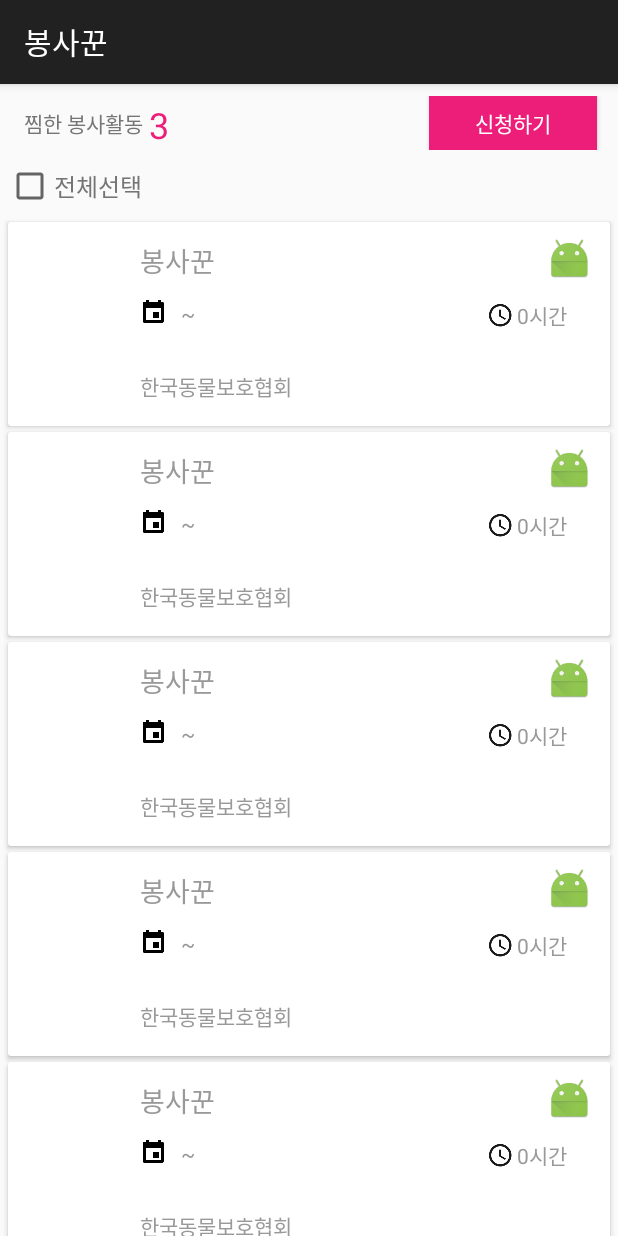
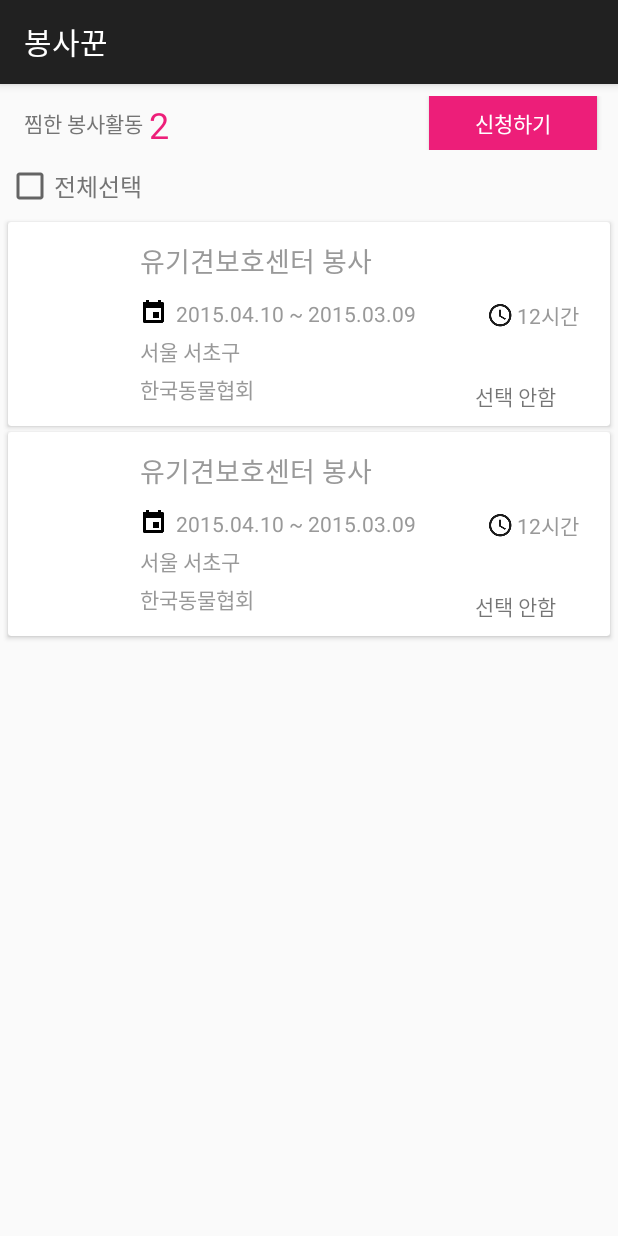
Before and after one commit to opklnm102/Bongsaggun, an Android app: the fragment ZzimFragment shown on its own in the app's theme, on a phone screen of 412 x 824 dp. Run offline under Robolectric (Android 15) with nearby library versions, the phone set to English and light mode, and no system bars; our stand-ins replace ButterKnife.

Commit message:
#4 modify ZzimFragment, ZzimAdapter apply design HomeFragment, ZzimFragment

```diff
--- a/Bongsaggun/app/src/main/java/io/j2ffrey_2/bongsaggun/CalendarFragment.java
+++ b/Bongsaggun/app/src/main/java/io/j2ffrey_2/bongsaggun/CalendarFragment.java
@@ -95,6 +95,8 @@ public class CalendarFragment extends Fragment {
         mCalendarAdapter = new CalendarAdapter(getActivity(), mHeaderDisplay);
         mViews.setAdapter(mCalendarAdapter);
 
+        tvCalendarTitle.setText(currYear.toString() + "년 " + currMonth.toString() + "월");
+
         tvCalendarBefore.setOnClickListener(new View.OnClickListener() {
             @Override
             public void onClick(View v) {
--- a/Bongsaggun/app/src/main/java/io/j2ffrey_2/bongsaggun/NetworkManager.java
+++ b/Bongsaggun/app/src/main/java/io/j2ffrey_2/bongsaggun/NetworkManager.java
@@ -33,7 +33,7 @@ public class NetworkManager {
     /**
      * Restful api
      **/
-    private String endPoint = "https://bongsaggun-spb829.c9users.io";
+    private String endPoint = "http://bongsaloadbalancer-882197660.ap-northeast-1.elb.amazonaws.com";
     private String format = "json";
     private String apiVoluntary = "filter";
     private String apiSchool = "school";
--- a/Bongsaggun/app/src/main/java/io/j2ffrey_2/bongsaggun/ZzimFragment.java
+++ b/Bongsaggun/app/src/main/java/io/j2ffrey_2/bongsaggun/ZzimFragment.java
@@ -1,32 +1,40 @@
 package io.j2ffrey_2.bongsaggun;
 
-import android.app.Activity;
+import android.os.Bundle;
 import android.support.v4.app.Fragment;
-import android.net.Uri;
-import android.os.Bundle;
-import android.content.Intent;
-import android.net.Uri;
-import android.os.Bundle;
-import android.support.design.widget.FloatingActionButton;
-import android.support.v4.app.Fragment;
-import java.util.ArrayList;
-import java.util.List;
 import android.support.v7.widget.LinearLayoutManager;
 import android.support.v7.widget.RecyclerView;
 import android.util.Log;
 import android.view.LayoutInflater;
 import android.view.View;
 import android.view.ViewGroup;
+import android.widget.Button;
+import android.widget.CheckBox;
+import android.widget.CompoundButton;
+import android.widget.TextView;
+
+import java.util.ArrayList;
+import java.util.List;
 
 import butterknife.Bind;
 import butterknife.ButterKnife;
 
-public class ZzimFragment extends Fragment {
+public class ZzimFragment extends Fragment implements ZzimListAdapter.selectedAllCallback {
 
     public static final String TAG = "ZzimFragment";
 
-    private RecyclerView recyclerView;
-    private ZzimListAdapter adapter;
+    @Bind(R.id.textView_zzim_total_num)
+    TextView tvZzimTotalNum;
+    @Bind(R.id.button_zzim_application)
+    Button btnZZimApplication;
+    @Bind(R.id.checkbox_zzim_all)
+    CheckBox cbZzimAll;
+    @Bind(R.id.recyclerView_zzim)
+    RecyclerView rvZzim;
+
+    ZzimListAdapter adapter;
+
+
 
     public static ZzimFragment newInstance() {
         ZzimFragment fragment = new ZzimFragment();
@@ -39,13 +47,19 @@ public class ZzimFragment extends Fragment {
     }
 
     //getdata
-    public static List<ZzimListItem> getData(){
+    public static List<ZzimListItem> getData() {
         List<ZzimListItem> data = new ArrayList<>();
         Log.i("MyActivity", "MyClass.getView() — get item number ");
 
-        for (int i=0; i<20; i++){
+        for (int i = 0; i < 2; i++) {
             ZzimListItem current = new ZzimListItem();
-            current.title = "봉사꾼";
+            current.setTitle("유기견보호센터 봉사");
+            current.setSelected(false);
+            current.setVoluntaryLocation("서울 서초구");
+            current.setVoluntaryOragination("한국동물협회");
+            current.setVoluntaryPeriodEnd("2015.03.09");
+            current.setVoluntaryPeriodStart("2015.04.10");
+            current.setVoluntaryTime(12);
 
             data.add(current);
         }
@@ -59,16 +73,33 @@ public class ZzimFragment extends Fragment {
         setRetainInstance(true);
     }
 
-
     @Override
     public View onCreateView(LayoutInflater inflater, ViewGroup container, Bundle savedInstanceState) {
         View view = inflater.inflate(R.layout.fragment_zzim, container, false);
 
-        recyclerView = (RecyclerView) view.findViewById(R.id.zzim_drawer_list);
+        ButterKnife.bind(this, view);
 
-        adapter = new ZzimListAdapter(getActivity(), getData());
-        recyclerView.setAdapter(adapter);
-        recyclerView.setLayoutManager(new LinearLayoutManager(getActivity()));
+
+        adapter = new ZzimListAdapter(getActivity(), this, getData());
+        rvZzim.setAdapter(adapter);
+        rvZzim.setLayoutManager(new LinearLayoutManager(getActivity()));
+
+        tvZzimTotalNum.setText(String.valueOf(adapter.getItemCount()));
+
+        btnZZimApplication.setOnClickListener(new View.OnClickListener() {
+            @Override
+            public void onClick(View view) {
+                //Todo: api 연결
+
+            }
+        });
+
+        cbZzimAll.setOnCheckedChangeListener(new CompoundButton.OnCheckedChangeListener() {
+            @Override
+            public void onCheckedChanged(CompoundButton compoundButton, boolean b) {
+                adapter.allSelectedZzim(b);
+            }
+        });
 
         return view;
     }
@@ -77,4 +108,10 @@ public class ZzimFragment extends Fragment {
     public void onViewCreated(View view, Bundle savedInstanceState) {
         super.onViewCreated(view, savedInstanceState);
     }
+
+    @Override
+    public void onSelectedAll(boolean selected) {
+        Log.e(TAG, " onSelectedAll" + selected);
+        cbZzimAll.setChecked(selected);
+    }
 }
--- a/Bongsaggun/app/src/main/java/io/j2ffrey_2/bongsaggun/ZzimListAdapter.java
+++ b/Bongsaggun/app/src/main/java/io/j2ffrey_2/bongsaggun/ZzimListAdapter.java
@@ -2,11 +2,14 @@ package io.j2ffrey_2.bongsaggun;
 
 
 import android.content.Context;
+import android.support.v4.app.Fragment;
 import android.support.v7.widget.RecyclerView;
+import android.util.Log;
 import android.view.LayoutInflater;
 import android.view.View;
 import android.view.ViewGroup;
 import android.widget.ImageView;
+import android.widget.RelativeLayout;
 import android.widget.TextView;
 
 import java.util.Collections;
@@ -18,45 +21,26 @@ import butterknife.ButterKnife;
 /**
  * Created by andasom on 2015-10-15.
  */
-public class ZzimListAdapter extends RecyclerView.Adapter<ZzimListAdapter.MyViewHolder> {
+public class ZzimListAdapter extends RecyclerView.Adapter<ZzimListAdapter.ZzimListViewHolder> {
 
     public static final String TAG = ZzimListAdapter.class.getSimpleName();
 
+    public interface selectedAllCallback {
+        void onSelectedAll(boolean selected);
+    }
+
     private Context mContext;
-    private LayoutInflater inflater;
+
+    ZzimListViewHolder zzimListViewHolder;
 
     List<ZzimListItem> mDataset = Collections.emptyList();
 
-    public ZzimListAdapter(Context context, List<ZzimListItem> data) {
+    private selectedAllCallback mSelectedAllCallback;
+
+    public ZzimListAdapter(Context context, Fragment fragment, List<ZzimListItem> data) {
         mContext = context;
-        inflater = LayoutInflater.from(context);
         mDataset = data;
-    }
-
-    // Create new views (invoked by the layout manager)
-    @Override
-    public MyViewHolder onCreateViewHolder(ViewGroup parent, int viewType) {
-        View view = inflater.inflate(R.layout.item_zzimlist, parent, false);
-
-        return new MyViewHolder(view);
-    }
-
-    public void onBindViewHolder(MyViewHolder holder, int position) {
-
-       ZzimListItem current = mDataset.get(position);  //get current item
-
-        holder.tvTitle.setText(current.getTitle());
-        holder.ivSumnail.setImageResource(current.getImgSumnail());
-        holder.tvDday.setText("D-" + current.getdDay());
-        holder.tvVoluntaryPeriodStart.setText(current.getVoluntaryPeriodStart());
-        holder.tvVoluntaryPeriodEnd.setText(current.getVoluntaryPeriodEnd());
-        holder.tvVoluntaryWorkLocation.setText(current.getVoluntaryLocation());
-        holder.tvVoluntaryWorkLocation.setText(current.getVoluntaryOragination());
-        holder.tvVoluntaryWorkTime.setText(current.getVoluntaryTime() + "시간");
-
-
-
-
+        mSelectedAllCallback = (selectedAllCallback)fragment;
     }
 
     // Return the size of your dataset (invoked by the layout manager)
@@ -64,14 +48,79 @@ public class ZzimListAdapter extends RecyclerView.Adapter<ZzimListAdapter.MyView
         return mDataset.size();
     }
 
-    public static class MyViewHolder extends RecyclerView.ViewHolder {
+    // Create new views (invoked by the layout manager)
+    @Override
+    public ZzimListViewHolder onCreateViewHolder(ViewGroup parent, int viewType) {
+        View view = LayoutInflater.from(mContext).inflate(R.layout.item_zzimlist, parent, false);
 
+        zzimListViewHolder = new ZzimListViewHolder(view);
+
+        return zzimListViewHolder;
+    }
+
+    public void onBindViewHolder(ZzimListViewHolder holder, final int position) {
+
+        final ZzimListItem current = mDataset.get(position);  //get current item
+
+        holder.ivSumnail.setImageResource(current.getImgSumnail());
+        holder.tvTitle.setText(current.getTitle());
+        holder.tvVoluntaryPeriodStart.setText(current.getVoluntaryPeriodStart());
+        holder.tvVoluntaryPeriodEnd.setText(current.getVoluntaryPeriodEnd());
+        holder.tvVoluntaryWorkLocation.setText(current.getVoluntaryLocation());
+        holder.tvVoluntaryWorkOrganization.setText(current.getVoluntaryOragination());
+        holder.tvVoluntaryWorkTime.setText(current.getVoluntaryTime() + "시간");
+
+        if (current.isSelected()) {
+            holder.ivZzimSelected.setImageResource(R.drawable.ic_check_teal_24dp);
+            holder.tvZzimSelected.setText(R.string.zzim_checkin);
+        } else {
+            holder.ivZzimSelected.setImageResource(R.drawable.ic_check_white_24dp);
+            holder.tvZzimSelected.setText(R.string.zzim_checkout);
+        }
+        holder.ivZzimCancel.setOnClickListener(new View.OnClickListener() {
+            @Override
+            public void onClick(View view) {
+                //Todo: Zzim remove api 연결
+
+                mDataset.remove(position);
+                notifyDataSetChanged();
+            }
+        });
+
+        holder.layoutZzimSelected.setOnClickListener(new View.OnClickListener() {
+            @Override
+            public void onClick(View view) {
+                //Todo: 하나라도 체크 해제되면 Fragment에 콜백으로 check box 해제시키기
+                current.setSelected(!current.isSelected());
+                Log.e(TAG, " layoutZzimSelected" + isAllSelected());
+                mSelectedAllCallback.onSelectedAll(isAllSelected());
+
+                notifyDataSetChanged();
+            }
+        });
+    }
+
+    boolean isAllSelected() {
+        for (int i = 0; i < mDataset.size(); i++) {
+            if (mDataset.get(i).isSelected() == false)
+                return false;
+        }
+        return true;
+    }
+
+    void allSelectedZzim(boolean selected) {
+        for (int i = 0; i < mDataset.size(); i++) {
+            mDataset.get(i).setSelected(selected);
+        }
+        notifyDataSetChanged();
+    }
+
+    public static class ZzimListViewHolder extends RecyclerView.ViewHolder {
+
+        @Bind(R.id.imageView_sumnail)
+        ImageView ivSumnail;
         @Bind(R.id.textVIew_title)
         TextView tvTitle;
-        @Bind(R.id.imageView_sumnail)
-        ImageView ivSumnail;
-        @Bind(R.id.textView_Dday)
-        TextView tvDday;
         @Bind(R.id.textView_voluntaryPeriod_start)
         TextView tvVoluntaryPeriodStart;
         @Bind(R.id.textView_voluntaryPeriod_end)
@@ -84,13 +133,18 @@ public class ZzimListAdapter extends RecyclerView.Adapter<ZzimListAdapter.MyView
         TextView tvVoluntaryWorkTime;
         @Bind(R.id.imageView_cancel_zzim)
         ImageView ivZzimCancel;
+        @Bind(R.id.layout_check)
+        RelativeLayout layoutZzimSelected;
+        @Bind(R.id.textView_check)
+        TextView tvZzimSelected;
+        @Bind(R.id.imageView_check)
+        ImageView ivZzimSelected;
 
         View mView;
 
-        public MyViewHolder(View itemView) {
+        public ZzimListViewHolder(View itemView) {
             super(itemView);
             mView = itemView;
-
             ButterKnife.bind(this, mView);
         }
     }
--- a/Bongsaggun/app/src/main/java/io/j2ffrey_2/bongsaggun/ZzimListItem.java
+++ b/Bongsaggun/app/src/main/java/io/j2ffrey_2/bongsaggun/ZzimListItem.java
@@ -5,44 +5,42 @@ package io.j2ffrey_2.bongsaggun;
  */
 public class ZzimListItem {
 
-    Integer imgSumnail;
+    int imgSumnail;
     String title;
-    Integer dDay;
     String voluntaryPeriodStart;
     String voluntaryPeriodEnd;
     String voluntaryLocation;
     String voluntaryOragination;
-    Integer voluntaryTime;
+    int voluntaryTime;
+    boolean selected;
 
     public ZzimListItem() {
         this.imgSumnail = 0;
         this.title = "";
-        this.dDay = 0;
         this.voluntaryPeriodStart = "";
         this.voluntaryPeriodEnd = "";
         this.voluntaryLocation = "";
         this.voluntaryOragination = "";
         this.voluntaryTime = 0;
+        this.selected = false;
     }
 
-    public ZzimListItem(Integer imgSumnail, String title, Integer dDay, String voluntaryPeriodStart, String voluntaryPeriodEnd, String voluntaryLocation, String voluntaryOragination, Integer voluntaryTime) {
+    public ZzimListItem(int imgSumnail, String title, String voluntaryPeriodStart, String voluntaryPeriodEnd, String voluntaryLocation, String voluntaryOragination, int voluntaryTime, boolean selected) {
         this.imgSumnail = imgSumnail;
         this.title = title;
-        this.dDay = dDay;
         this.voluntaryPeriodStart = voluntaryPeriodStart;
         this.voluntaryPeriodEnd = voluntaryPeriodEnd;
         this.voluntaryLocation = voluntaryLocation;
         this.voluntaryOragination = voluntaryOragination;
         this.voluntaryTime = voluntaryTime;
+        this.selected = selected;
     }
 
-
-
-    public Integer getImgSumnail() {
+    public int getImgSumnail() {
         return imgSumnail;
     }
 
-    public void setImgSumnail(Integer imgSumnail) {
+    public void setImgSumnail(int imgSumnail) {
         this.imgSumnail = imgSumnail;
     }
 
@@ -52,14 +50,6 @@ public class ZzimListItem {
 
     public void setTitle(String title) {
         this.title = title;
-    }
-
-    public Integer getdDay() {
-        return dDay;
-    }
-
-    public void setdDay(Integer dDay) {
-        this.dDay = dDay;
     }
 
     public String getVoluntaryPeriodStart() {
@@ -94,13 +84,19 @@ public class ZzimListItem {
         this.voluntaryOragination = voluntaryOragination;
     }
 
-    public Integer getVoluntaryTime() {
+    public int getVoluntaryTime() {
         return voluntaryTime;
     }
 
-    public void setVoluntaryTime(Integer voluntaryTime) {
+    public void setVoluntaryTime(int voluntaryTime) {
         this.voluntaryTime = voluntaryTime;
     }
 
+    public boolean isSelected() {
+        return selected;
+    }
 
+    public void setSelected(boolean selected) {
+        this.selected = selected;
+    }
 }
--- a/Bongsaggun/app/src/main/java/io/j2ffrey_2/bongsaggun/homelist/HomeFragment.java
+++ b/Bongsaggun/app/src/main/java/io/j2ffrey_2/bongsaggun/homelist/HomeFragment.java
@@ -60,6 +60,7 @@ public class HomeFragment extends Fragment {
     @Override
     public void onCreate(Bundle savedInstanceState) {
         super.onCreate(savedInstanceState);
+        setRetainInstance(true);
     }
 
     @Override
--- a/Bongsaggun/app/src/main/res/layout/fragment_calendar.xml
+++ b/Bongsaggun/app/src/main/res/layout/fragment_calendar.xml
@@ -22,14 +22,14 @@
             <ImageView
                 android:layout_toLeftOf="@id/textView_calendar_title"
                 android:id="@+id/imageView_calendar_before"
-                android:src="@mipmap/ic_launcher"
+                android:src="@drawable/ic_calendar_previous"
                 android:layout_width="30dp"
                 android:layout_height="30dp"/>
 
             <ImageView
                 android:layout_toRightOf="@id/textView_calendar_title"
                 android:id="@+id/imageView_calendar_after"
-                android:src="@mipmap/ic_launcher"
+                android:src="@drawable/ic_calendar_next"
                 android:layout_width="30dp"
                 android:layout_height="30dp"/>
         </RelativeLayout>
--- a/Bongsaggun/app/src/main/res/layout/fragment_zzim.xml
+++ b/Bongsaggun/app/src/main/res/layout/fragment_zzim.xml
@@ -18,7 +18,7 @@
             android:layout_height="wrap_content"
             android:layout_centerVertical="true"
             android:layout_marginLeft="12dp"
-            android:text="찜한 봉사활동"
+            android:text="@string/zzim_voluntary"
             android:textColor="#757575"
             android:textSize="14sp"/>
 
@@ -52,7 +52,7 @@
         android:layout_width="match_parent"
         android:layout_height="wrap_content"
         android:layout_below="@id/zzim_header"
-        android:text="전체선택"
+        android:text="@string/zzim_check_all"
         android:layout_margin="4dp"
         android:textColor="#757575"
         android:textSize="16sp"/>
@@ -61,12 +61,12 @@
     <!--android:id="@+id/zzim_check_all_text"-->
     <!--android:layout_width="wrap_content"-->
     <!--android:layout_height="wrap_content"-->
-    <!--android:text="전체선택"-->
+    <!--android:text="@string/zzim_check_all"-->
     <!--android:textColor="#757575"-->
     <!--android:textSize="16dp"/>-->
 
     <android.support.v7.widget.RecyclerView
-        android:id="@+id/zzim_drawer_list"
+        android:id="@+id/recyclerView_zzim"
         android:layout_width="match_parent"
         android:layout_height="match_parent"
         android:layout_below="@id/checkbox_zzim_all"/>
--- a/Bongsaggun/app/src/main/res/layout/item_zzimlist.xml
+++ b/Bongsaggun/app/src/main/res/layout/item_zzimlist.xml
@@ -126,9 +126,10 @@
                 android:layout_alignParentRight="true"
                 android:layout_marginRight="8dp"
                 android:scaleType="fitXY"
-                android:src="@mipmap/ic_launcher"/>/>
+                android:src="@drawable/ic_clear_white_48dp"/>
 
             <RelativeLayout
+                android:id="@+id/layout_check"
                 android:layout_width="wrap_content"
                 android:layout_height="wrap_content"
                 android:layout_alignParentBottom="true"
@@ -137,18 +138,23 @@
                 android:layout_marginRight="8dp">
 
                 <ImageView
+                    android:layout_alignParentRight="true"
+                    android:layout_centerInParent="true"
                     android:id="@+id/imageView_check"
                     android:layout_width="24dp"
                     android:layout_height="24dp"
                     android:scaleType="fitXY"
-                    android:src="@drawable/ic_check_white_24dp"/>
+                    android:src="@drawable/ic_check_teal_24dp"/>
 
                 <TextView
+                    android:id="@+id/textView_check"
                     android:layout_width="wrap_content"
-                    android:layout_height="wrap_content"
+                    android:layout_height="24dp"
+                    android:gravity="center"
                     android:layout_alignBottom="@id/imageView_check"
                     android:layout_toLeftOf="@id/imageView_check"
                     android:text="@string/zzim_checkout"/>
+
             </RelativeLayout>
         </RelativeLayout>
     </RelativeLayout>
--- a/Bongsaggun/app/src/main/res/values/strings.xml
+++ b/Bongsaggun/app/src/main/res/values/strings.xml
@@ -6,6 +6,7 @@
 
     <string name="action_example">Example action</string>
     <string name="action_settings">Settings</string>
+    <string name="action_search">Search</string>
 
     <string name="title_activity_info_page">InfoPageActivity</string>
 
@@ -33,6 +34,8 @@
     <!-- ZzimFragment-->
     <string name="zzim_checkin">선택됨</string>
     <string name="zzim_checkout">선택 안함</string>
+    <string name="zzim_voluntary">찜한 봉사활동</string>
+    <string name="zzim_check_all">전체선택</string>
 
     <!-- NavigationView-->
     <string name="navigation_view_logout">로그아웃</string>
@@ -40,5 +43,6 @@
     <!-- SyncAdapter related -->
     <string name="sync_account_type">bongsaggun.j2ffrey_2.io</string>
     <string name="content_authority">io.j2ffrey_2.bongsaggun.app</string>
+    <string name="title_activity_main2">Main2Activity</string>
 
 </resources>
```
Also changed, not shown: Bongsaggun/app/src/main/AndroidManifest.xml (+11 -9 lines), Bongsaggun/app/src/main/java/io/j2ffrey_2/bongsaggun/MainActivity.java (+27 -0 lines), Bongsaggun/app/src/main/res/menu/main.xml (+5 -7 lines), Bongsaggun/app/src/main/res/drawable-hdpi/ic_clear_white_48dp.png (added), Bongsaggun/app/src/main/res/drawable-mdpi/ic_clear_white_48dp.png (added), Bongsaggun/app/src/main/res/drawable-xhdpi/ic_clear_white_48dp.png (added), Bongsaggun/app/src/main/res/drawable-xxhdpi/ic_calendar_next.png (added), Bongsaggun/app/src/main/res/drawable-xxhdpi/ic_calendar_previous.png (added), Bongsaggun/app/src/main/res/drawable-xxhdpi/ic_clear_white_48dp.png (added), Bongsaggun/app/src/main/res/drawable-xxxhdpi/ic_clear_white_48dp.png (added).
